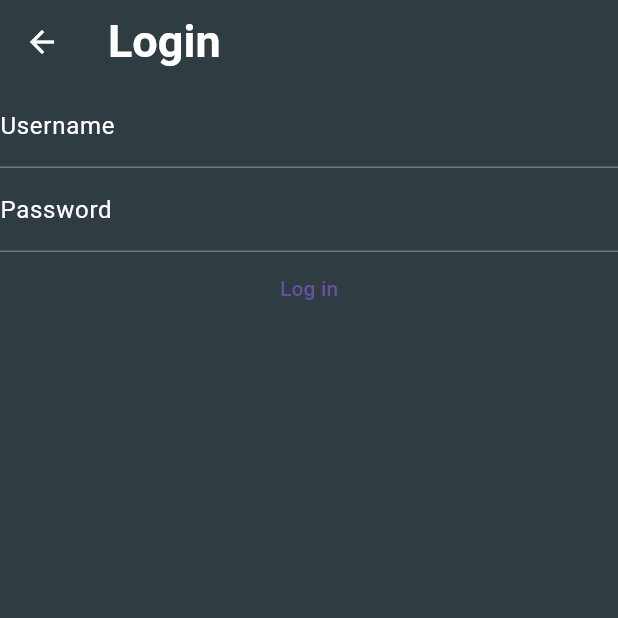
After one commit to simonadamgyula/shoppingListMobileApp, a Flutter app: the screen it shows after launch, after a tap on the "login" icon, on a phone screen of 412 x 824 dp, the top half of it. The commit adds this screen. Run offline on Flutter 3.47's test engine with Material 3 defaults, Android fonts, the phone set to English and light mode, and no system bars; network calls fail.

Commit message:
working on login

```diff
--- /dev/null
+++ b/lib/login.dart
@@ -0,0 +1,92 @@
+import 'dart:convert';
+import 'dart:developer';
+
+import 'package:flutter/material.dart';
+import 'package:http/http.dart' as http;
+
+class LoginPage extends StatelessWidget {
+  const LoginPage({super.key});
+
+  @override
+  Widget build(BuildContext context) {
+    return Scaffold(
+        backgroundColor: const Color(0xFF2F3C42),
+        appBar: AppBar(
+          iconTheme: const IconThemeData(color: Colors.white),
+          title: const Text(
+            "Login",
+            style:
+                TextStyle(color: Colors.white, fontSize: 30, fontWeight: FontWeight.bold),
+          ),
+          backgroundColor: const Color(0xFF2F3C42),
+        ),
+        body: const LoginForm());
+  }
+}
+
+class LoginForm extends StatefulWidget {
+  const LoginForm({super.key});
+
+  @override
+  State<LoginForm> createState() => _LoginFormState();
+}
+
+class _LoginFormState extends State<LoginForm> {
+  final _formKey = GlobalKey<_LoginFormState>();
+
+  final usernameController = TextEditingController();
+  final passwordController = TextEditingController();
+
+  Future<bool> logIn() async {
+    log("log in");
+    final response = await http.post(
+        Uri.parse("http://192.168.1.93:8001/user/authenticate"),
+        body: jsonDecode(
+            '{"username": "${usernameController.text}", "password": "${passwordController.text}"}'));
+
+    log("something");
+
+    if (response.statusCode == 200) {
+      return true;
+    }
+
+    return false;
+  }
+
+  @override
+  void dispose() {
+    // Clean up the controller when the widget is disposed.
+    usernameController.dispose();
+    passwordController.dispose();
+    super.dispose();
+  }
+
+  @override
+  Widget build(BuildContext context) {
+    return Form(
+      key: _formKey,
+      child: Column(
+        children: [
+          TextFormField(
+            decoration: const InputDecoration(
+                labelText: "Username", labelStyle: TextStyle(color: Colors.white)),
+            style: const TextStyle(color: Colors.white),
+            controller: usernameController,
+          ),
+          TextFormField(
+            decoration: const InputDecoration(
+                labelText: "Password", labelStyle: TextStyle(color: Colors.white)),
+            style: const TextStyle(color: Colors.white),
+            controller: passwordController,
+          ),
+          TextButton(
+              onPressed: () {
+                logIn().then(
+                    (success) {log("$success ysdfas");});
+              },
+              child: const Text("Log in"))
+        ],
+      ),
+    );
+  }
+}
--- a/lib/main.dart
+++ b/lib/main.dart
@@ -1,6 +1,6 @@
-import 'dart:ui';
+import 'package:flutter/material.dart';
 
-import 'package:flutter/material.dart';
+import 'login.dart';
 
 void main() {
   runApp(const MyApp());
@@ -15,13 +15,13 @@ class MyApp extends StatelessWidget {
     return MaterialApp(
       title: 'ShopMate',
       theme: ThemeData(),
-      home: const MyHomePage(title: 'ShopMate'),
+      home: const HomePage(title: 'ShopMate'),
     );
   }
 }
 
-class MyHomePage extends StatelessWidget {
-  const MyHomePage({super.key, required this.title});
+class HomePage extends StatelessWidget {
+  const HomePage({super.key, required this.title});
 
   final String title;
 
@@ -62,9 +62,29 @@ class MyHomePage extends StatelessWidget {
                                 size: 30,
                               ))
                         ]))),
-            Center(child: Households())
+            Center(child: Households()),
+            LoginButton()
           ],
         ));
+  }
+}
+
+class LoginButton extends StatefulWidget {
+  const LoginButton({super.key});
+
+  @override
+  State<LoginButton> createState() => _LoginButtonState();
+}
+
+class _LoginButtonState extends State<LoginButton> {
+  @override
+  Widget build(BuildContext context) {
+    return IconButton(onPressed: () => {
+      Navigator.push(
+        context,
+        MaterialPageRoute(builder: (context) => const LoginPage())
+      )
+    }, icon: const Icon(Icons.login));
   }
 }
 
--- a/pubspec.yaml
+++ b/pubspec.yaml
@@ -35,6 +35,7 @@ dependencies:
   # The following adds the Cupertino Icons font to your application.
   # Use with the CupertinoIcons class for iOS style icons.
   cupertino_icons: ^1.0.6
+  http: ^1.2.1
 
 dev_dependencies:
   flutter_test:
```
Also changed, not shown: pubspec.lock, 1 other file.
